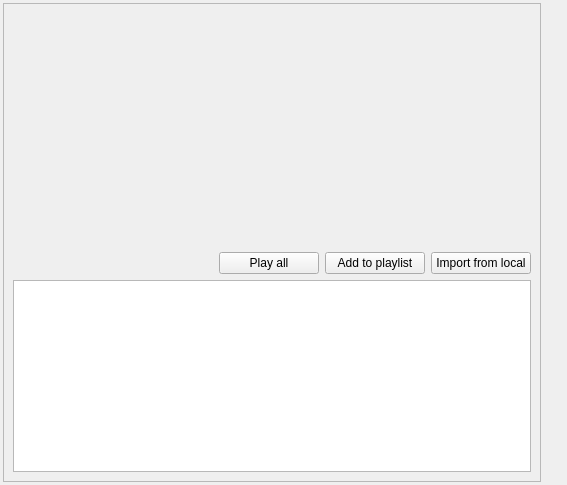
Before: the Qt Designer form XYZPlayer/songlistwidget.ui in XChy/XYZPlayer, drawn with Qt 5.
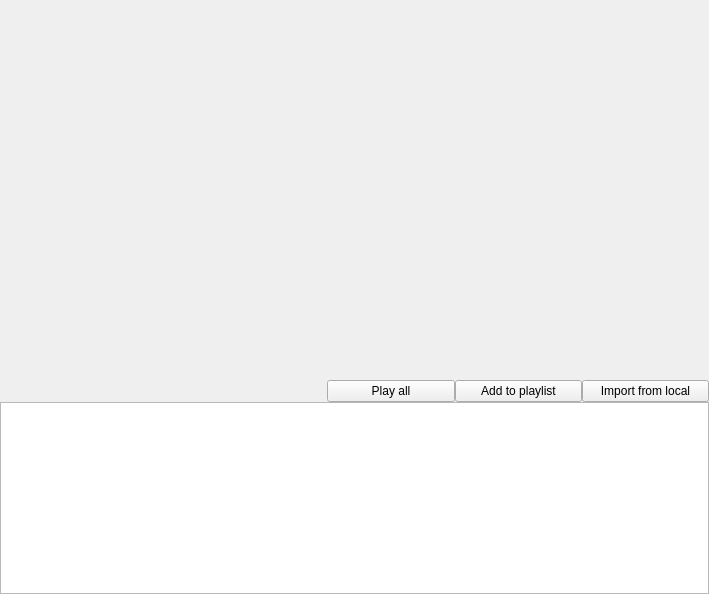
After: the same form once the commit is applied.

Diff of the .ui file:
```diff
--- a/XYZPlayer/songlistwidget.ui
+++ b/XYZPlayer/songlistwidget.ui
@@ -6,8 +6,8 @@
    <rect>
     <x>0</x>
     <y>0</y>
-    <width>567</width>
-    <height>485</height>
+    <width>709</width>
+    <height>594</height>
    </rect>
   </property>
   <property name="windowTitle">
@@ -15,36 +15,18 @@
   </property>
   <layout class="QGridLayout" name="gridLayout">
    <property name="leftMargin">
-    <number>3</number>
-   </property>
-   <property name="topMargin">
-    <number>3</number>
+    <number>0</number>
    </property>
    <property name="rightMargin">
-    <number>3</number>
+    <number>0</number>
    </property>
    <property name="bottomMargin">
-    <number>3</number>
+    <number>0</number>
    </property>
    <property name="spacing">
-    <number>3</number>
+    <number>0</number>
    </property>
-   <item row="0" column="0">
-    <widget class="QScrollArea" name="scrollArea">
-     <property name="widgetResizable">
-      <bool>true</bool>
-     </property>
-     <widget class="QWidget" name="scrollAreaWidgetContents">
-      <property name="geometry">
-       <rect>
-        <x>0</x>
-        <y>0</y>
-        <width>536</width>
-        <height>477</height>
-       </rect>
-      </property>
-      <layout class="QGridLayout" name="gridLayout_2">
-       <item row="0" column="2" colspan="3" alignment="Qt::AlignTop">
+   <item row="0" column="1" colspan="4" alignment="Qt::AlignTop">
         <widget class="QLabel" name="name_label">
          <property name="sizePolicy">
           <sizepolicy hsizetype="Preferred" vsizetype="Fixed">
@@ -63,47 +45,7 @@
          </property>
         </widget>
        </item>
-       <item row="2" column="3">
-        <widget class="QPushButton" name="pushButton_3">
-         <property name="text">
-          <string>Add to playlist</string>
-         </property>
-        </widget>
-       </item>
-       <item row="2" column="4">
-        <widget class="QPushButton" name="pushButton_2">
-         <property name="text">
-          <string>Import from local</string>
-         </property>
-        </widget>
-       </item>
-       <item row="2" column="2">
-        <widget class="QPushButton" name="pushButton">
-         <property name="text">
-          <string>Play all</string>
-         </property>
-        </widget>
-       </item>
-       <item row="1" column="2">
-        <spacer name="verticalSpacer">
-         <property name="orientation">
-          <enum>Qt::Vertical</enum>
-         </property>
-         <property name="sizeType">
-          <enum>QSizePolicy::Maximum</enum>
-         </property>
-         <property name="sizeHint" stdset="0">
-          <size>
-           <width>20</width>
-           <height>40</height>
-          </size>
-         </property>
-        </spacer>
-       </item>
-       <item row="3" column="1" colspan="4">
-        <widget class="QTableView" name="tableView"/>
-       </item>
-       <item row="0" column="1" rowspan="3" alignment="Qt::AlignTop">
+   <item row="0" column="0" alignment="Qt::AlignTop">
         <widget class="QLabel" name="bio_label">
          <property name="sizePolicy">
           <sizepolicy hsizetype="Fixed" vsizetype="Fixed">
@@ -122,26 +64,27 @@
          </property>
         </widget>
        </item>
-      </layout>
-     </widget>
-    </widget>
+   <item row="2" column="0" colspan="5">
+    <widget class="QTableView" name="view"/>
+   </item>
+   <item row="1" column="4">
+    <widget class="QPushButton" name="pushButton_2">
+     <property name="text">
+      <string>Import from local</string>
+     </property>
+    </widget>
    </item>
-   <item row="0" column="1">
-    <widget class="QLabel" name="label">
-     <property name="sizePolicy">
-      <sizepolicy hsizetype="Fixed" vsizetype="Fixed">
-       <horstretch>0</horstretch>
-       <verstretch>0</verstretch>
-      </sizepolicy>
+   <item row="1" column="3">
+    <widget class="QPushButton" name="pushButton_3">
+     <property name="text">
+      <string>Add to playlist</string>
      </property>
-     <property name="minimumSize">
-      <size>
-       <width>20</width>
-       <height>20</height>
-      </size>
-     </property>
+    </widget>
+   </item>
+   <item row="1" column="2">
+    <widget class="QPushButton" name="pushButton">
      <property name="text">
-      <string/>
+      <string>Play all</string>
      </property>
     </widget>
    </item>
```
Lines whose indentation alone changed are shown as unchanged.
